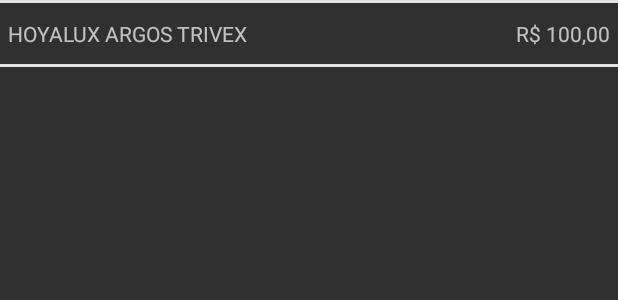
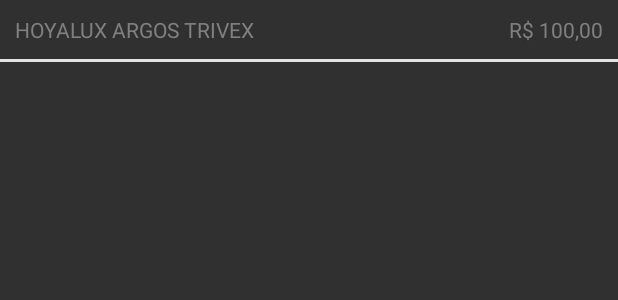
Before and after one commit to GuilhermeGiacomoSimoes/tabela-preco, an Android app: the layout lentes_adapter.xml on its own in the app's theme, with its tools: preview values and no code run, on a phone screen of 412 x 824 dp. Shown: the top 300 px of the screen. Run offline under Robolectric (Android 15) with nearby library versions, the phone set to English and light mode, and no system bars.

Commit message:
feat: adicionado as cores nos colors.xml

```diff
--- a/TabelaPreco/app/src/main/res/layout/lentes_adapter.xml
+++ b/TabelaPreco/app/src/main/res/layout/lentes_adapter.xml
@@ -6,18 +6,11 @@
     android:orientation="vertical"
     >
 
-    <View
-        android:layout_width="match_parent"
-        android:layout_height="2dp"
-        android:layout_marginBottom="5dp"
-        android:background="#e1e4e5"
-        />
-
     <LinearLayout
         android:layout_width="match_parent"
         android:layout_height="wrap_content"
         android:orientation="horizontal"
-        android:padding="5sp"
+        android:padding="10sp"
         >
 
         <TextView
@@ -25,6 +18,7 @@
             android:layout_height="wrap_content"
             android:text="HOYALUX ARGOS TRIVEX"
             android:id="@+id/descricao"
+            android:textColor="#808080"
             />
 
         <TextView
@@ -34,6 +28,7 @@
             android:layout_weight="1"
             android:textAlignment="textEnd"
             android:id="@+id/preco"
+            android:textColor="#808080"
             />
 
     </LinearLayout>
@@ -41,7 +36,6 @@
     <View
         android:layout_width="match_parent"
         android:layout_height="2dp"
-        android:layout_marginTop="5dp"
         android:background="#e1e4e5"
         />
 
--- a/TabelaPreco/app/src/main/res/values/colors.xml
+++ b/TabelaPreco/app/src/main/res/values/colors.xml
@@ -7,4 +7,7 @@
     <color name="teal_700">#FF018786</color>
     <color name="black">#FF000000</color>
     <color name="white">#FFFFFFFF</color>
+    <color name="pairs">#f3f6f6</color>
+    <color name="odd">#ffffff</color>
+    <color name="main">#2980b9</color>
 </resources>
```
